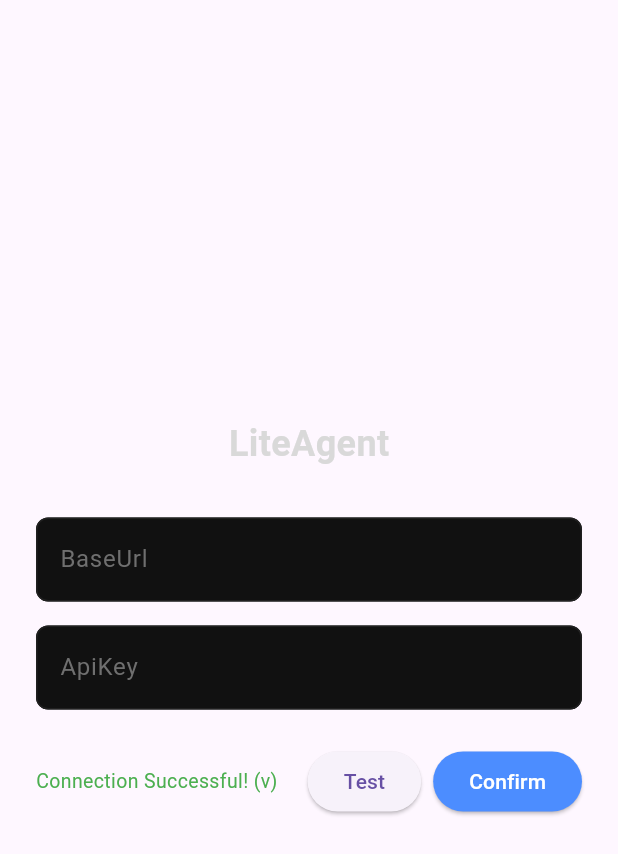
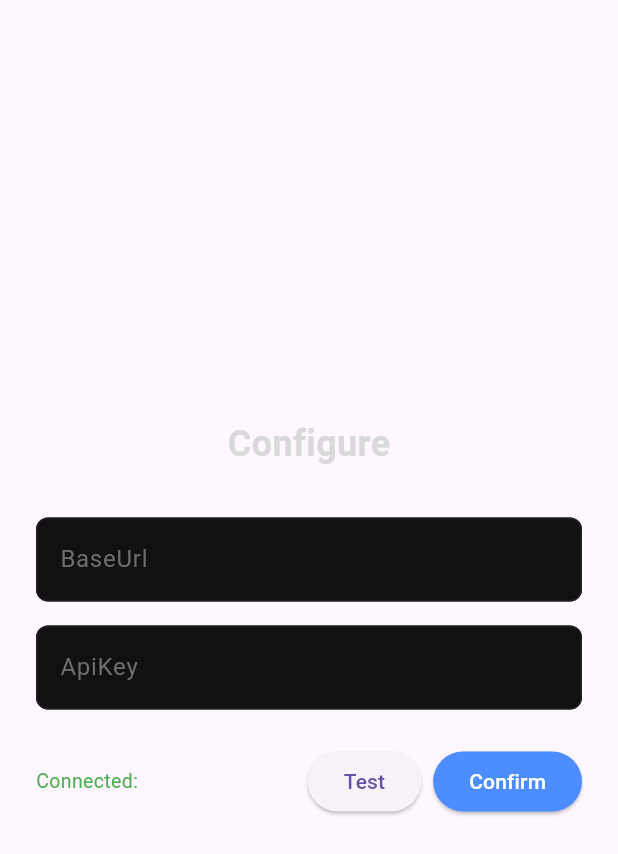
Before and after one commit to djbird2046/toney_music, a Flutter app: the LiteAgentConfigView widget shown alone on an empty page, opened directly with empty values, after a tap on "Test", on a phone screen of 412 x 824 dp. Shown: the top 854 px of the screen. Run offline on Flutter 3.47's test engine with Material 3 defaults, Android fonts, the light colour scheme and no system bars; our stand-ins replace flutter_markdown, hive, hive_flutter; missing offline and left inert: dart_tags, dartssh2, desktop_drop, file_selector, ftpconnect, liteagent_sdk_dart and 4 more; accounts and stored records are empty; Roboto replaces fonts that are missing (SourceHanSans).

Commit message:
fixed l10n issue

```diff
--- a/lib/l10n/app_en.arb
+++ b/lib/l10n/app_en.arb
@@ -44,6 +44,10 @@
   "settingsLiteAgentNotConfigured": "LiteAgent not configured",
   "settingsLiteAgentLogout": "Sign out",
   "settingsLiteAgentConfigure": "Configure",
+  "liteAgentBaseUrl": "BaseUrl",
+  "liteAgentApiKey": "ApiKey",
+  "commonTest": "Test",
+  "commonConfirm": "Confirm",
   "settingsBitPerfectUnavailableTitle": "Bit-perfect mode unavailable",
   "settingsBitPerfectUnavailableMessage": "Unable to update bit-perfect mode right now. Please try again later.",
   "commonClose": "Close",
--- a/lib/l10n/app_localizations.dart
+++ b/lib/l10n/app_localizations.dart
@@ -301,6 +301,30 @@ abstract class AppLocalizations {
   /// In en, this message translates to:
   /// **'Configure'**
   String get settingsLiteAgentConfigure;
+
+  /// No description provided for @liteAgentBaseUrl.
+  ///
+  /// In en, this message translates to:
+  /// **'BaseUrl'**
+  String get liteAgentBaseUrl;
+
+  /// No description provided for @liteAgentApiKey.
+  ///
+  /// In en, this message translates to:
+  /// **'ApiKey'**
+  String get liteAgentApiKey;
+
+  /// No description provided for @commonTest.
+  ///
+  /// In en, this message translates to:
+  /// **'Test'**
+  String get commonTest;
+
+  /// No description provided for @commonConfirm.
+  ///
+  /// In en, this message translates to:
+  /// **'Confirm'**
+  String get commonConfirm;
 
   /// No description provided for @settingsBitPerfectUnavailableTitle.
   ///
--- a/lib/l10n/app_zh.arb
+++ b/lib/l10n/app_zh.arb
@@ -44,6 +44,10 @@
   "settingsLiteAgentNotConfigured": "未配置 LiteAgent",
   "settingsLiteAgentLogout": "退出",
   "settingsLiteAgentConfigure": "去配置",
+  "liteAgentBaseUrl": "BaseUrl",
+  "liteAgentApiKey": "ApiKey",
+  "commonTest": "测试",
+  "commonConfirm": "确认",
   "settingsBitPerfectUnavailableTitle": "无法切换比特完美模式",
   "settingsBitPerfectUnavailableMessage": "暂时无法更新比特完美模式，请稍后再试。",
   "commonClose": "关闭",
--- a/lib/ui/macos/views/liteagent_config_view.dart
+++ b/lib/ui/macos/views/liteagent_config_view.dart
@@ -1,8 +1,9 @@
 import 'package:flutter/material.dart';
+import 'package:liteagent_sdk_dart/liteagent_sdk_dart.dart';
+import 'package:toney_music/l10n/app_localizations.dart';
 
 import '../../../core/agent/liteagent_util.dart';
 import '../../../core/storage/liteagent_config_storage.dart';
-import 'package:liteagent_sdk_dart/liteagent_sdk_dart.dart';
 import '../macos_colors.dart';
 
 class LiteAgentConfigView extends StatefulWidget {
@@ -45,6 +46,7 @@ class _LiteAgentConfigViewState extends State<LiteAgentConfigView> {
   @override
   Widget build(BuildContext context) {
     final colors = context.macosColors;
+    final l10n = AppLocalizations.of(context)!;
     return Center(
       child: SizedBox(
         width: 600,
@@ -54,7 +56,7 @@ class _LiteAgentConfigViewState extends State<LiteAgentConfigView> {
             mainAxisAlignment: MainAxisAlignment.center,
             children: [
               Text(
-                'LiteAgent',
+                l10n.settingsLiteAgentConfigure,
                 style: TextStyle(
                   fontSize: 24,
                   fontWeight: FontWeight.bold,
@@ -66,7 +68,7 @@ class _LiteAgentConfigViewState extends State<LiteAgentConfigView> {
                 controller: _baseUrlController,
                 style: TextStyle(color: colors.heading),
                 decoration: InputDecoration(
-                  labelText: 'BaseUrl',
+                  labelText: l10n.liteAgentBaseUrl,
                   labelStyle: TextStyle(color: colors.mutedGrey),
                   border: OutlineInputBorder(
                     borderRadius: BorderRadius.circular(8),
@@ -88,7 +90,7 @@ class _LiteAgentConfigViewState extends State<LiteAgentConfigView> {
                 controller: _apiKeyController,
                 style: TextStyle(color: colors.heading),
                 decoration: InputDecoration(
-                  labelText: 'ApiKey',
+                  labelText: l10n.liteAgentApiKey,
                   labelStyle: TextStyle(color: colors.mutedGrey),
                   border: OutlineInputBorder(
                     borderRadius: BorderRadius.circular(8),
@@ -117,7 +119,7 @@ class _LiteAgentConfigViewState extends State<LiteAgentConfigView> {
                   ),
                   ElevatedButton(
                     onPressed: _testConnection,
-                    child: const Text('Test'),
+                    child: Text(l10n.commonTest),
                   ),
                   const SizedBox(width: 8.0),
                   ElevatedButton(
@@ -128,7 +130,7 @@ class _LiteAgentConfigViewState extends State<LiteAgentConfigView> {
                       disabledBackgroundColor: colors.accentBlue.withAlpha(128),
                       disabledForegroundColor: Colors.white.withAlpha(128),
                     ),
-                    child: const Text('Confirm'),
+                    child: Text(l10n.commonConfirm),
                   ),
                 ],
               ),
@@ -141,8 +143,10 @@ class _LiteAgentConfigViewState extends State<LiteAgentConfigView> {
 
   Future<void> _testConnection() async {
     setState(() {
-      _connectionMessage = 'Testing connection…';
-      _messageColor = Colors.grey;
+      _connectionMessage = AppLocalizations.of(
+        context,
+      )!.settingsLiteAgentChecking;
+      _messageColor = context.macosColors.mutedGrey;
       _isConnectionSuccessful = false;
     });
 
@@ -164,13 +168,17 @@ class _LiteAgentConfigViewState extends State<LiteAgentConfigView> {
       final version = await util.testConnect();
 
       setState(() {
-        _connectionMessage = 'Connection Successful! (v$version)';
+        _connectionMessage = AppLocalizations.of(
+          context,
+        )!.settingsLiteAgentConnected(version);
         _messageColor = Colors.green;
         _isConnectionSuccessful = true;
       });
     } catch (e) {
       setState(() {
-        _connectionMessage = 'Connection Failed: ${e.toString()}';
+        _connectionMessage = AppLocalizations.of(
+          context,
+        )!.settingsLiteAgentConnectionFailed(e.toString());
         _messageColor = Colors.red;
         _isConnectionSuccessful = false;
       });
```
Also changed, not shown: lib/l10n/app_localizations_en.dart (+12 -0 lines), lib/l10n/app_localizations_zh.dart (+12 -0 lines), 1 other file.
